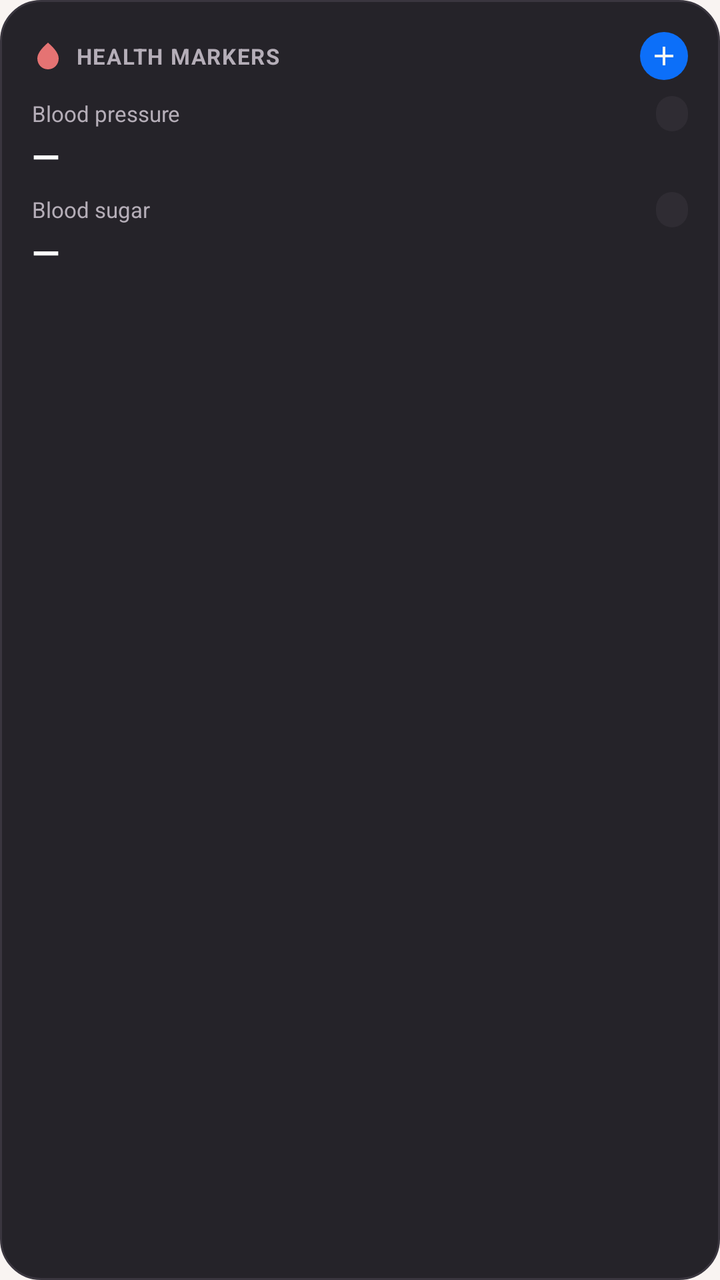
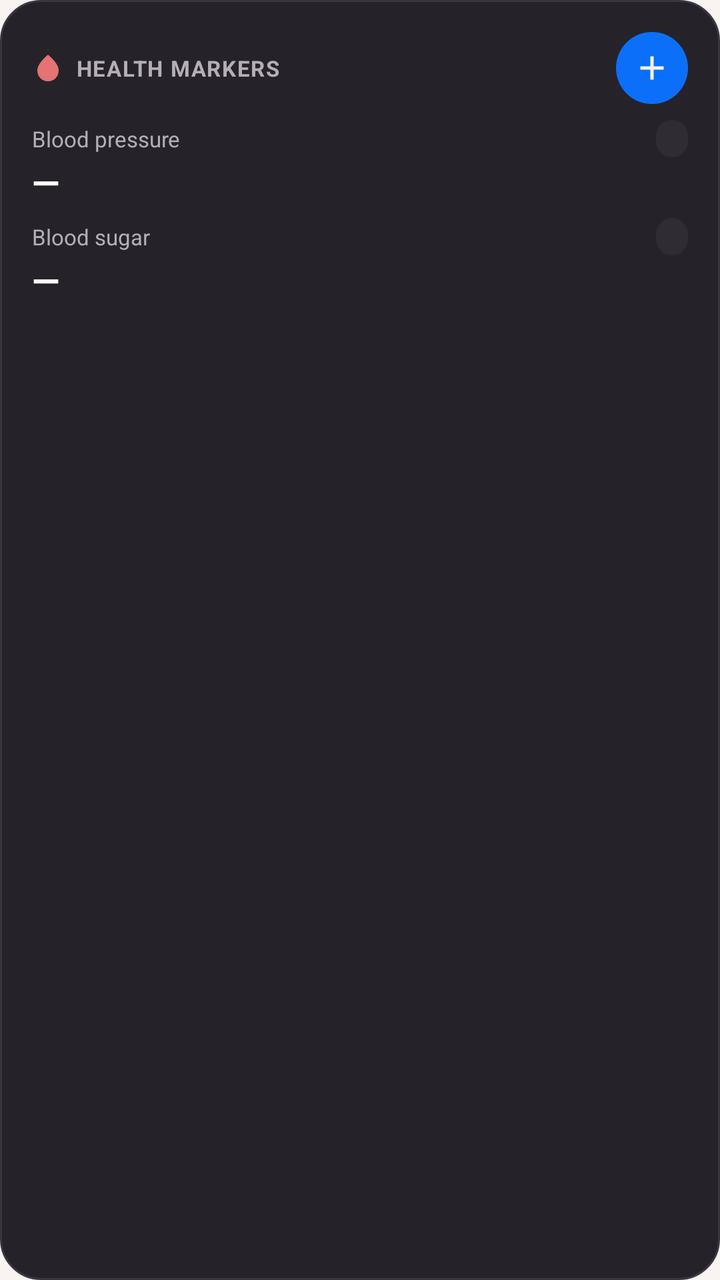

Compare the two renders of this Android layout. The source of the first and the diff that turns it into the second are given below.
<!-- AndroidManifest.xml: application theme Theme.Hangry -->
<!-- res/layout/widget_markers.xml -->
<?xml version="1.0" encoding="utf-8"?>
<LinearLayout xmlns:android="http://schemas.android.com/apk/res/android"
    android:id="@+id/widget_markers_root"
    android:layout_width="match_parent"
    android:layout_height="match_parent"
    android:background="@drawable/bg_widget_surface"
    android:orientation="vertical"
    android:padding="16dp">

    <LinearLayout
        android:layout_width="match_parent"
        android:layout_height="wrap_content"
        android:gravity="center_vertical"
        android:orientation="horizontal">

        <ImageView
            android:layout_width="16dp"
            android:layout_height="16dp"
            android:src="@drawable/ic_widget_drop"
            android:contentDescription="@null" />

        <TextView
            android:layout_width="0dp"
            android:layout_height="wrap_content"
            android:layout_marginStart="6dp"
            android:layout_weight="1"
            android:text="HEALTH MARKERS"
            android:textColor="#B5AEB8"
            android:textSize="11sp"
            android:textStyle="bold"
            android:letterSpacing="0.05" />

        <ImageView
            android:id="@+id/btn_markers_add"
            android:layout_width="24dp"
            android:layout_height="24dp"
            android:background="@drawable/bg_widget_icon_button"
            android:padding="4dp"
            android:src="@drawable/ic_widget_add"
            android:contentDescription="Log a reading" />
    </LinearLayout>

    <LinearLayout
        android:layout_width="match_parent"
        android:layout_height="wrap_content"
        android:layout_marginTop="8dp"
        android:gravity="center_vertical"
        android:orientation="horizontal">

        <TextView
            android:layout_width="0dp"
            android:layout_height="wrap_content"
            android:layout_weight="1"
            android:text="Blood pressure"
            android:textColor="#B5AEB8"
            android:textSize="11sp" />

        <TextView
            android:id="@+id/tv_markers_bp_status"
            android:layout_width="wrap_content"
            android:layout_height="wrap_content"
            android:background="@drawable/bg_widget_chip"
            android:paddingHorizontal="8dp"
            android:paddingVertical="2dp"
            android:text=""
            android:textColor="#B5AEB8"
            android:textSize="10sp"
            android:textStyle="bold" />
    </LinearLayout>

    <TextView
        android:id="@+id/tv_markers_bp"
        android:layout_width="wrap_content"
        android:layout_height="wrap_content"
        android:layout_marginTop="0dp"
        android:ellipsize="end"
        android:maxLines="1"
        android:text="—"
        android:textColor="#FFFFFF"
        android:textSize="18sp"
        android:textStyle="bold" />
    <LinearLayout
        android:layout_width="match_parent"
        android:layout_height="wrap_content"
        android:layout_marginTop="6dp"
        android:gravity="center_vertical"
        android:orientation="horizontal">

        <TextView
            android:layout_width="0dp"
            android:layout_height="wrap_content"
            android:layout_weight="1"
            android:text="Blood sugar"
            android:textColor="#B5AEB8"
            android:textSize="11sp" />

        <TextView
            android:id="@+id/tv_markers_glucose_status"
            android:layout_width="wrap_content"
            android:layout_height="wrap_content"
            android:background="@drawable/bg_widget_chip"
            android:paddingHorizontal="8dp"
            android:paddingVertical="2dp"
            android:text=""
            android:textColor="#B5AEB8"
            android:textSize="10sp"
            android:textStyle="bold" />
    </LinearLayout>

    <TextView
        android:id="@+id/tv_markers_glucose"
        android:layout_width="wrap_content"
        android:layout_height="wrap_content"
        android:layout_marginTop="0dp"
        android:ellipsize="end"
        android:maxLines="1"
        android:text="—"
        android:textColor="#FFFFFF"
        android:textSize="18sp"
        android:textStyle="bold" />
</LinearLayout>
<!-- resources referenced by this layout -->
<resources>
  <!-- drawable bg_widget_chip (drawable) -->
  <?xml version="1.0" encoding="utf-8"?>
  <shape xmlns:android="http://schemas.android.com/apk/res/android"
      android:shape="rectangle">
      <solid android:color="#2F2C33" />
      <corners android:radius="12dp" />
  </shape>
  <!-- drawable bg_widget_icon_button (drawable) -->
  <?xml version="1.0" encoding="utf-8"?>
  <shape xmlns:android="http://schemas.android.com/apk/res/android"
      android:shape="oval">
      <solid android:color="#0C6FF9" />
  </shape>
  <!-- drawable bg_widget_surface (drawable) -->
  <?xml version="1.0" encoding="utf-8"?>
  <shape xmlns:android="http://schemas.android.com/apk/res/android"
      android:shape="rectangle">
      <solid android:color="#252329" />
      <corners android:radius="20dp" />
      <stroke
          android:width="1dp"
          android:color="#3A363F" />
  </shape>
  <!-- drawable ic_widget_add (drawable) -->
  <vector xmlns:android="http://schemas.android.com/apk/res/android"
      android:width="24dp"
      android:height="24dp"
      android:viewportWidth="24"
      android:viewportHeight="24">
      <path
          android:fillColor="#F9F4F2"
          android:pathData="M19,13h-6v6h-2v-6H5v-2h6V5h2v6h6v2z" />
  </vector>
  <!-- drawable ic_widget_drop (drawable) -->
  <vector xmlns:android="http://schemas.android.com/apk/res/android"
      android:width="24dp"
      android:height="24dp"
      android:viewportWidth="24"
      android:viewportHeight="24">
      <path
          android:fillColor="#E57373"
          android:pathData="M12,2c-5.33,4.55 -8,8.48 -8,11.8 0,4.98 3.8,8.2 8,8.2s8,-3.22 8,-8.2c0,-3.32 -2.67,-7.25 -8,-11.8z" />
  </vector>
  <style name="Theme.Hangry" parent="android:Theme.Material.NoActionBar">
          <item name="android:windowBackground">@color/brand_cream</item>
          <item name="android:statusBarColor">@android:color/transparent</item>
          <item name="android:navigationBarColor">@android:color/transparent</item>
          <item name="android:windowLightStatusBar">true</item>
          <item name="android:windowLightNavigationBar">true</item>
      </style>
  <color name="brand_cream">#FFF9F4F2</color>
</resources>

<!-- the commit's change to res/layout/widget_markers.xml (unified diff, before → after) -->
@@ -32,10 +32,10 @@
 
         <ImageView
             android:id="@+id/btn_markers_add"
-            android:layout_width="24dp"
-            android:layout_height="24dp"
+            android:layout_width="36dp"
+            android:layout_height="36dp"
             android:background="@drawable/bg_widget_icon_button"
-            android:padding="4dp"
+            android:padding="8dp"
             android:src="@drawable/ic_widget_add"
             android:contentDescription="Log a reading" />
     </LinearLayout>
@@ -64,7 +64,7 @@
             android:paddingVertical="2dp"
             android:text=""
             android:textColor="#B5AEB8"
-            android:textSize="10sp"
+            android:textSize="11sp"
             android:textStyle="bold" />
     </LinearLayout>
 
@@ -103,7 +103,7 @@
             android:paddingVertical="2dp"
             android:text=""
             android:textColor="#B5AEB8"
-            android:textSize="10sp"
+            android:textSize="11sp"
             android:textStyle="bold" />
     </LinearLayout>
 
